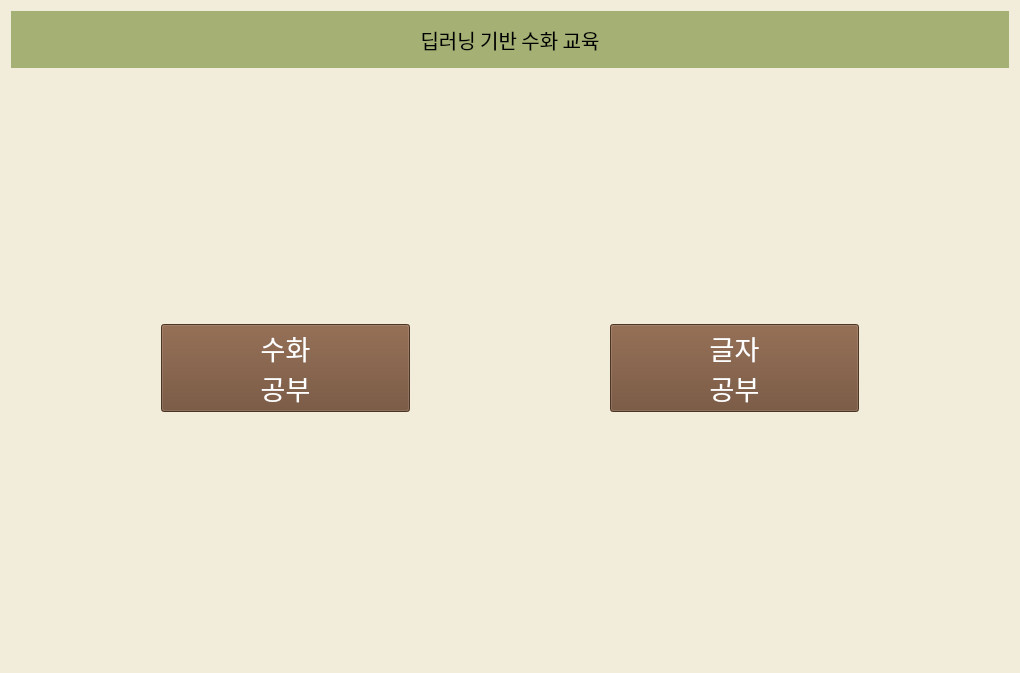
First picture: the form in uis/mode.ui, repository hyeonslove/pyqtui, before the edit.
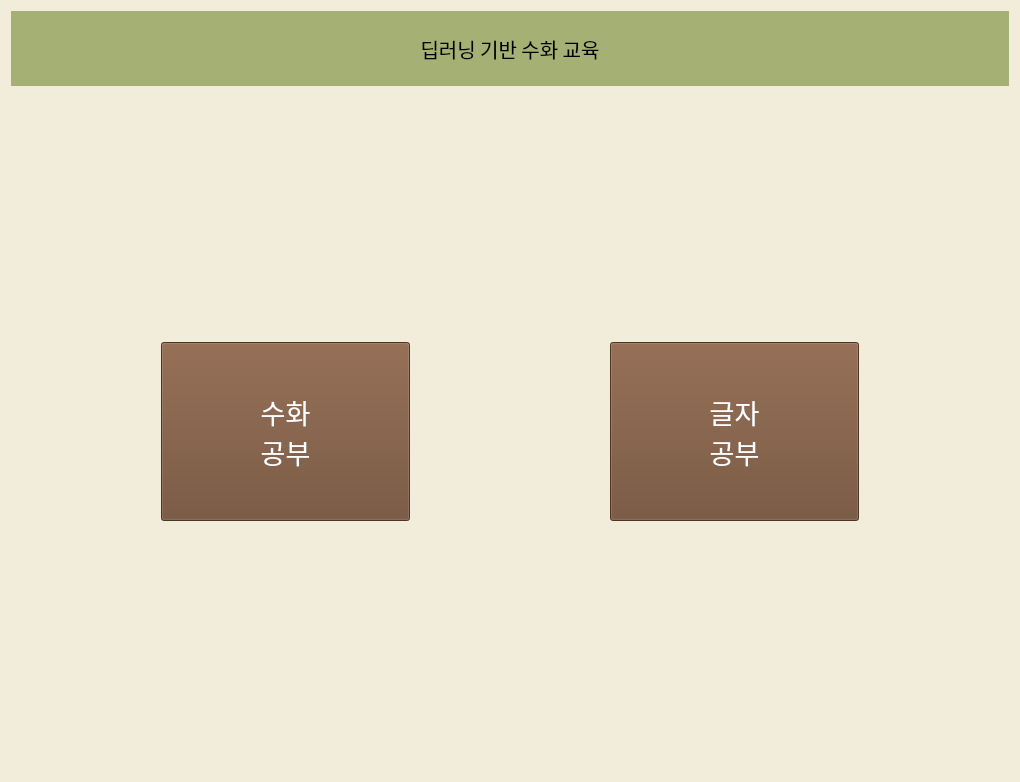
Second picture: the form after the edit.

Diff of the .ui file:
```diff
--- a/uis/mode.ui
+++ b/uis/mode.ui
@@ -7,7 +7,7 @@
     <x>0</x>
     <y>0</y>
     <width>1020</width>
-    <height>673</height>
+    <height>782</height>
    </rect>
   </property>
   <property name="windowTitle">
```
